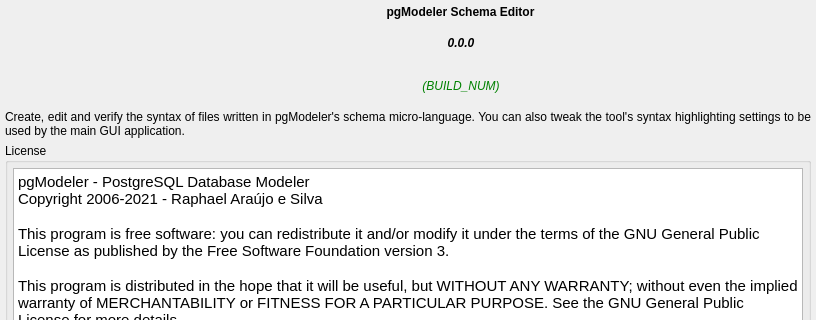
Old version of the form apps/pgmodeler-se/ui/aboutsewidget.ui in the repository pgmodeler/pgmodeler; both pictures show x 0 to 816 and y 0 to 320 of the 816 by 704 pixel window.
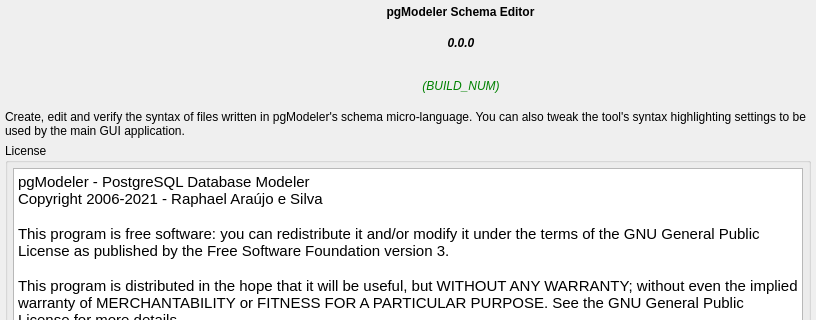
New version of the form. Icons and pictures are not drawn.

```diff
--- a/apps/pgmodeler-se/ui/aboutsewidget.ui
+++ b/apps/pgmodeler-se/ui/aboutsewidget.ui
@@ -297,7 +297,7 @@
          <enum>Qt::PlainText</enum>
         </property>
         <property name="alignment">
-         <set>Qt::AlignJustify|Qt::AlignTop</set>
+         <set>Qt::AlignLeading|Qt::AlignLeft|Qt::AlignTop</set>
         </property>
         <property name="wordWrap">
          <bool>true</bool>
```
